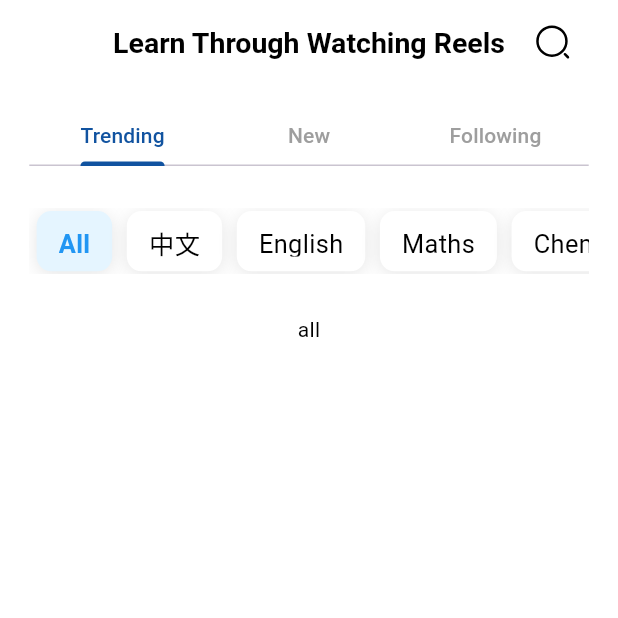
After one commit to sakilkhan649/flutter_task, a Flutter app: the HomeActivePage screen opened by its route, on a phone screen of 412 x 824 dp, the top half of it. The commit adds this screen. Run offline on Flutter 3.47's test engine with Material 3 defaults, Android fonts, the phone set to English and light mode, and no system bars; our stand-ins replace flutter_screenutil, flutter_svg, get.

Commit message:
Updated trending page with GetX state management

```diff
--- a/lib/core/dipendency/dipendency.dart
+++ b/lib/core/dipendency/dipendency.dart
@@ -2,7 +2,7 @@ import 'package:flutter_task/views/auth/login/loginpage.dart';
 import 'package:flutter_task/views/auth/signup/singuppage.dart';
 import 'package:flutter_task/views/homepage/homepage.dart';
 import 'package:flutter_task/views/homepage/pages/course_page.dart';
-import 'package:flutter_task/views/homepage/pages/home_active_page.dart';
+import 'package:flutter_task/views/homepage/pages/homepages/home_active_page.dart';
 import 'package:flutter_task/views/homepage/pages/profile_page.dart';
 import 'package:flutter_task/views/homepage/pages/quiz_page.dart';
 import 'package:flutter_task/views/homepage/pages/shorts_page.dart';
--- a/lib/core/routs/routs.dart
+++ b/lib/core/routs/routs.dart
@@ -3,7 +3,7 @@ import 'package:flutter_task/views/auth/signup/singuppage.dart';
 import 'package:flutter_task/views/course/personalizingpage.dart';
 import 'package:flutter_task/views/homepage/homepage.dart';
 import 'package:flutter_task/views/homepage/pages/course_page.dart';
-import 'package:flutter_task/views/homepage/pages/home_active_page.dart';
+import 'package:flutter_task/views/homepage/pages/homepages/home_active_page.dart';
 import 'package:flutter_task/views/homepage/pages/profile_page.dart';
 import 'package:flutter_task/views/homepage/pages/quiz_page.dart';
 import 'package:flutter_task/views/homepage/pages/shorts_page.dart';
--- a/lib/utils/app_colors/app_colors.dart
+++ b/lib/utils/app_colors/app_colors.dart
@@ -4,6 +4,7 @@ class AppColors{
   static const blue100=Color(0xFF1153A0);
   static const blue200=Color(0xFF023F86);
   static const blue300=Color(0xFF023F86);
+  static const blue500=Color(0xFFE5F5FF);
   static const gray100=Color(0xFFF6FAFF);
   static const black=Color(0xFF292E38);
   static const white=Color(0xFFFFFFFF);
--- a/lib/utils/app_images_and_icons_url/app_icons_url.dart
+++ b/lib/utils/app_images_and_icons_url/app_icons_url.dart
@@ -9,6 +9,7 @@ class AppIcons{
   static const String course="$iconurl/course.svg";
   static const String quiz="$iconurl/quiz.svg";
   static const String profile="$iconurl/profile.svg";
+  static const String search="$iconurl/searchicon.svg";
 
 
 
--- a/lib/views/homepage/homepage.dart
+++ b/lib/views/homepage/homepage.dart
@@ -3,7 +3,7 @@ import 'package:flutter_screenutil/flutter_screenutil.dart';
 import 'package:flutter_svg/flutter_svg.dart';
 import 'package:flutter_task/utils/app_images_and_icons_url/app_icons_url.dart';
 import 'package:flutter_task/views/homepage/pages/course_page.dart';
-import 'package:flutter_task/views/homepage/pages/home_active_page.dart';
+import 'package:flutter_task/views/homepage/pages/homepages/home_active_page.dart';
 import 'package:flutter_task/views/homepage/pages/profile_page.dart';
 import 'package:flutter_task/views/homepage/pages/quiz_page.dart';
 import 'package:flutter_task/views/homepage/pages/shorts_page.dart';
--- a/lib/views/homepage/pages/home_active_page.dart
+++ /dev/null
@@ -1,14 +0,0 @@
-import 'package:flutter/material.dart';
-
-class HomeActivePage extends StatelessWidget {
-  const HomeActivePage({super.key});
-
-  @override
-  Widget build(BuildContext context) {
-    return Scaffold(
-      body: Container(
-        padding: EdgeInsets.fromLTRB(20, 40, 50, 60),
-      ),
-    );
-  }
-}
--- /dev/null
+++ b/lib/views/homepage/pages/homepages/followingpage.dart
@@ -0,0 +1,10 @@
+import 'package:flutter/material.dart';
+
+class Followingpage extends StatelessWidget {
+  const Followingpage({super.key});
+
+  @override
+  Widget build(BuildContext context) {
+    return Scaffold();
+  }
+}
--- /dev/null
+++ b/lib/views/homepage/pages/homepages/home_active_page.dart
@@ -0,0 +1,66 @@
+import 'package:flutter/material.dart';
+import 'package:flutter_screenutil/flutter_screenutil.dart';
+import 'package:flutter_task/views/homepage/pages/homepages/followingpage.dart';
+import 'package:flutter_task/views/homepage/pages/homepages/newpage.dart';
+import 'package:flutter_task/views/homepage/pages/homepages/trendingpages/trendingpage.dart';
+import '../../../../utils/app_colors/app_colors.dart';
+import '../../../../utils/app_images_and_icons_url/app_icons_url.dart';
+import '../../../../widgets/Custom_appBar.dart';
+import 'package:flutter_svg/flutter_svg.dart';
+
+class HomeActivePage extends StatelessWidget {
+  HomeActivePage({super.key});
+
+  @override
+  Widget build(BuildContext context) {
+    return DefaultTabController(
+      length: 3,
+      child: Scaffold(
+        backgroundColor: Colors.white,
+        body: Padding(
+          padding: EdgeInsets.symmetric(horizontal: 20.r),
+          child: Column(
+            children: [
+              CustomAppBar(
+                automaticallyImplyLeading: false,
+                title: "Learn Through Watching Reels",
+                actions: [
+                  IconButton(
+                    onPressed: () {},
+                    icon: SvgPicture.asset(
+                      AppIcons.search,
+                      width: 25.w,
+                      height: 25.h,
+                    ),
+                  ),
+                ],
+              ),
+
+              SizedBox(height: 16.h),
+
+              Container(
+                height: 40.h,
+                width: double.maxFinite,
+                child: TabBar(
+                  labelColor: AppColors.blue100,
+                  unselectedLabelColor: Colors.grey,
+                  indicatorColor: AppColors.blue100,
+                  tabs: const [
+                    Tab(text: "Trending"),
+                    Tab(text: "New"),
+                    Tab(text: "Following"),
+                  ],
+                ),
+              ),
+              Expanded(
+                child: TabBarView(
+                  children: [Trendingpage(), Newpage(), Followingpage()],
+                ),
+              ),
+            ],
+          ),
+        ),
+      ),
+    );
+  }
+}
--- /dev/null
+++ b/lib/views/homepage/pages/homepages/newpage.dart
@@ -0,0 +1,10 @@
+import 'package:flutter/material.dart';
+
+class Newpage extends StatelessWidget {
+  const Newpage({super.key});
+
+  @override
+  Widget build(BuildContext context) {
+    return Scaffold();
+  }
+}
--- /dev/null
+++ b/lib/views/homepage/pages/homepages/trendingpages/allpage.dart
@@ -0,0 +1,18 @@
+import 'package:flutter/material.dart';
+
+class Allpage extends StatelessWidget {
+  const Allpage({super.key});
+
+  @override
+  Widget build(BuildContext context) {
+    return Scaffold(
+      backgroundColor: Colors.white,
+      body: Column(
+        children: [
+          SizedBox(height: 22,),
+          Center(child: Text("all",style: TextStyle(color: Colors.black),)),
+        ],
+      ),
+    );
+  }
+}
--- /dev/null
+++ b/lib/views/homepage/pages/homepages/trendingpages/chainapage.dart
@@ -0,0 +1,10 @@
+import 'package:flutter/material.dart';
+
+class Chainapage extends StatelessWidget {
+  const Chainapage({super.key});
+
+  @override
+  Widget build(BuildContext context) {
+    return Scaffold();
+  }
+}
--- /dev/null
+++ b/lib/views/homepage/pages/homepages/trendingpages/chemistrypage.dart
@@ -0,0 +1,10 @@
+import 'package:flutter/material.dart';
+
+class Chemistrypage extends StatelessWidget {
+  const Chemistrypage({super.key});
+
+  @override
+  Widget build(BuildContext context) {
+    return Scaffold();
+  }
+}
--- /dev/null
+++ b/lib/views/homepage/pages/homepages/trendingpages/englishpage.dart
@@ -0,0 +1,10 @@
+import 'package:flutter/material.dart';
+
+class Englishpage extends StatelessWidget {
+  const Englishpage({super.key});
+
+  @override
+  Widget build(BuildContext context) {
+    return Scaffold();
+  }
+}
--- /dev/null
+++ b/lib/views/homepage/pages/homepages/trendingpages/mathspage.dart
@@ -0,0 +1,10 @@
+import 'package:flutter/material.dart';
+
+class Mathspage extends StatelessWidget {
+  const Mathspage({super.key});
+
+  @override
+  Widget build(BuildContext context) {
+    return Scaffold();
+  }
+}
--- /dev/null
+++ b/lib/views/homepage/pages/homepages/trendingpages/trendingpage.dart
@@ -0,0 +1,97 @@
+import 'package:flutter/material.dart';
+import 'package:flutter_task/utils/app_colors/app_colors.dart';
+import 'package:get/get.dart';
+import 'package:flutter_screenutil/flutter_screenutil.dart';
+import 'package:flutter_task/views/homepage/pages/homepages/trendingpages/allpage.dart';
+import 'package:flutter_task/views/homepage/pages/homepages/trendingpages/chainapage.dart';
+import 'package:flutter_task/views/homepage/pages/homepages/trendingpages/chemistrypage.dart';
+import 'package:flutter_task/views/homepage/pages/homepages/trendingpages/englishpage.dart';
+import 'package:flutter_task/views/homepage/pages/homepages/trendingpages/mathspage.dart';
+
+class Trendingpage extends StatelessWidget {
+  Trendingpage({super.key});
+
+  final RxInt selectedIndex = 0.obs;
+
+  final List<String> tabs = ["All", "中文", "English", "Maths", "Chemistry"];
+
+  final List<Widget> pages = [
+    Allpage(),
+    Chainapage(),
+    Englishpage(),
+    Mathspage(),
+    Chemistrypage(),
+  ];
+
+  @override
+  Widget build(BuildContext context) {
+    return Scaffold(
+      backgroundColor: Colors.white,
+      body: Column(
+        children: [
+          SizedBox(height: 22.sp),
+          // Tab Bar
+          Container(
+            height: 45.h,
+            width: double.infinity,
+            margin: EdgeInsets.symmetric(vertical: 5.r),
+            child: ListView.builder(
+              physics: BouncingScrollPhysics(),
+              scrollDirection: Axis.horizontal,
+              itemCount: tabs.length,
+              itemBuilder: (context, index) {
+                return Obx(
+                  () => GestureDetector(
+                    onTap: () {
+                      selectedIndex.value = index;
+                    },
+                    child: AnimatedContainer(
+                      duration: Duration(milliseconds: 300),
+                      margin: EdgeInsets.symmetric(
+                        horizontal: 5.r,
+                        vertical: 2.r,
+                      ),
+                      decoration: BoxDecoration(
+                        color: selectedIndex.value == index
+                            ? AppColors.blue500
+                            : Colors.white,
+                        borderRadius: BorderRadius.circular(10.r),
+                        boxShadow: [
+                          BoxShadow(
+                            color: Colors.black.withOpacity(0.1),
+                            blurRadius: 10.r,
+                            offset: Offset(0, 2),
+                          ),
+                        ],
+                      ),
+                      child: Center(
+                        child: Padding(
+                          padding: EdgeInsets.fromLTRB(15.r, 10.r, 15.r, 10.r),
+                          child: Text(
+                            tabs[index],
+                            style: TextStyle(
+                              fontSize: 16.sp,
+                              fontWeight: selectedIndex.value == index
+                                  ? FontWeight.bold
+                                  : FontWeight.normal,
+                              color: selectedIndex.value == index
+                                  ? Colors.blue
+                                  : Colors.black,
+                            ),
+                          ),
+                        ),
+                      ),
+                    ),
+                  ),
+                );
+              },
+            ),
+          ),
+
+          // Page Content
+          Expanded(child: Obx(() => pages[selectedIndex.value])),
+        ],
+      ),
+    );
+  }
+}
--- a/lib/widgets/Custom_appBar.dart
+++ b/lib/widgets/Custom_appBar.dart
@@ -36,7 +36,7 @@ class CustomAppBar extends StatelessWidget implements PreferredSizeWidget {
         title,
         style: TextStyle(
           color: titleColor ?? Colors.black,
-          fontSize: 22.sp,
+          fontSize: 18.sp,
           fontWeight: FontWeight.bold,
         ),
       ),
```
Also changed, not shown: assets/icons/searchicon.svg (added).
